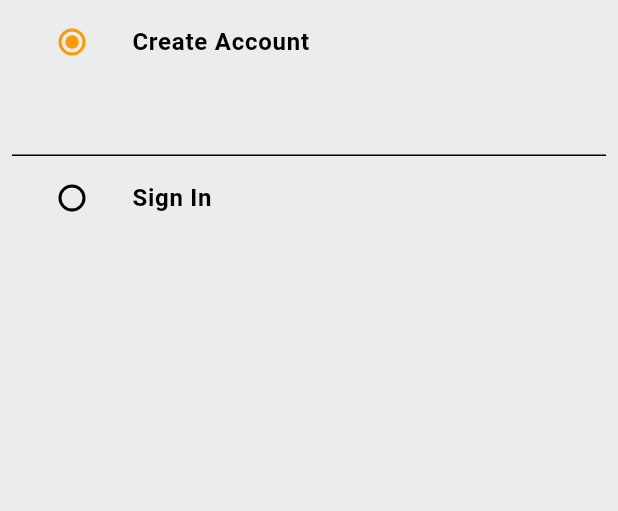
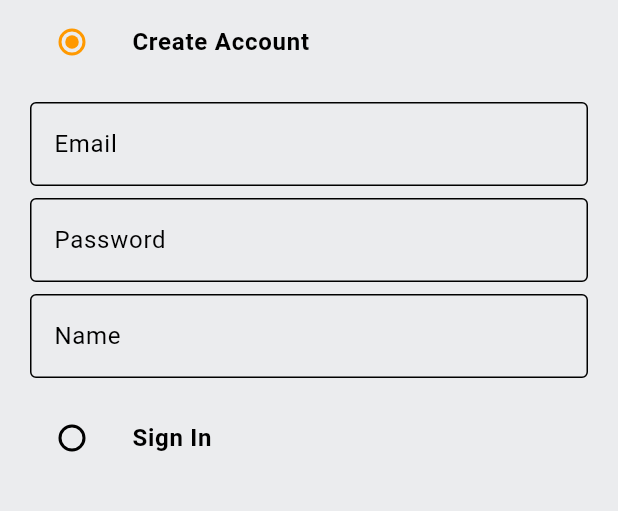
Before and after one commit to KhalilAmamri/my_amazon_app, a Flutter app: the screen it shows after launch, on a phone screen of 412 x 824 dp, the part 63-574 px from its top. Run offline on Flutter 3.47's test engine with Material 3 defaults, Android fonts, the light colour scheme and no system bars.

Commit message:
add password, name for creating account

```diff
--- a/lib/common/widgets/custum_textfields.dart
+++ b/lib/common/widgets/custum_textfields.dart
@@ -2,16 +2,27 @@
 
 class CustumTextfield extends StatelessWidget {
   final TextEditingController controller;
-  const CustumTextfield({super.key, required this.controller});
+  final String hintText;
+  const CustumTextfield({
+    super.key,
+    required this.controller,
+    required this.hintText,
+  });
 
   @override
   Widget build(BuildContext context) {
-    return TextFormField(
-      controller: controller,
-      decoration: InputDecoration(
-        border: OutlineInputBorder(borderSide: BorderSide(color: Colors.black)),
+    return Padding(
+      padding: const EdgeInsets.all(4.0),
+      child: TextFormField(
+        controller: controller,
+        decoration: InputDecoration(
+          hintText: hintText,
+          border: const OutlineInputBorder(
+            borderSide: BorderSide(color: Colors.black),
+          ),
+        ),
+        validator: (val) {},
       ),
-      validator: (val) {},
     );
   }
 }
--- a/lib/features/auth/screens/auth_screen.dart
+++ b/lib/features/auth/screens/auth_screen.dart
@@ -1,5 +1,6 @@
 import 'package:flutter/material.dart';
 import 'package:my_amazon_app/constants/global_var.dart';
+import 'package:my_amazon_app/common/widgets/custum_textfields.dart';
 
 enum Auth { signin, signup }
 
@@ -20,6 +21,14 @@
   final TextEditingController _passwordController = TextEditingController();
   final TextEditingController _nameController = TextEditingController();
   @override
+  void dispose() {
+    _emailController.dispose();
+    _passwordController.dispose();
+    _nameController.dispose();
+    super.dispose();
+  }
+
+  @override
   Widget build(BuildContext context) {
     return Scaffold(
       backgroundColor: GlobalVar.greyBackgroundColor,
@@ -38,6 +47,7 @@
                   style: TextStyle(fontWeight: FontWeight.bold),
                 ),
                 leading: Radio(
+                  activeColor: GlobalVar.secondaryColor,
                   value: Auth.signup,
                   groupValue: _auth,
                   onChanged: (Auth? val) {
@@ -48,10 +58,26 @@
                 ),
               ),
               if (_auth == Auth.signup)
-                Form(
-                  key: _signUpFormKey,
-                  child: Column(
-                    children: [TextFormField(controller: _emailController)],
+                Container(
+                  padding: const EdgeInsets.all(8.0),
+                  child: Form(
+                    key: _signUpFormKey,
+                    child: Column(
+                      children: [
+                        CustumTextfield(
+                          controller: _emailController,
+                          hintText: "Email",
+                        ),
+                        CustumTextfield(
+                          controller: _passwordController,
+                          hintText: "Password",
+                        ),
+                        CustumTextfield(
+                          controller: _nameController,
+                          hintText: "Name",
+                        ),
+                      ],
+                    ),
                   ),
                 ),
 
@@ -61,6 +87,7 @@
                   style: TextStyle(fontWeight: FontWeight.bold),
                 ),
                 leading: Radio(
+                  activeColor: GlobalVar.secondaryColor,
                   value: Auth.signin,
                   groupValue: _auth,
                   onChanged: (Auth? val) {
--- /dev/null
+++ b/lib/features/auth/widgets/custum_textfields.dart
@@ -0,0 +1 @@
+// TODO Implement this library.
```
